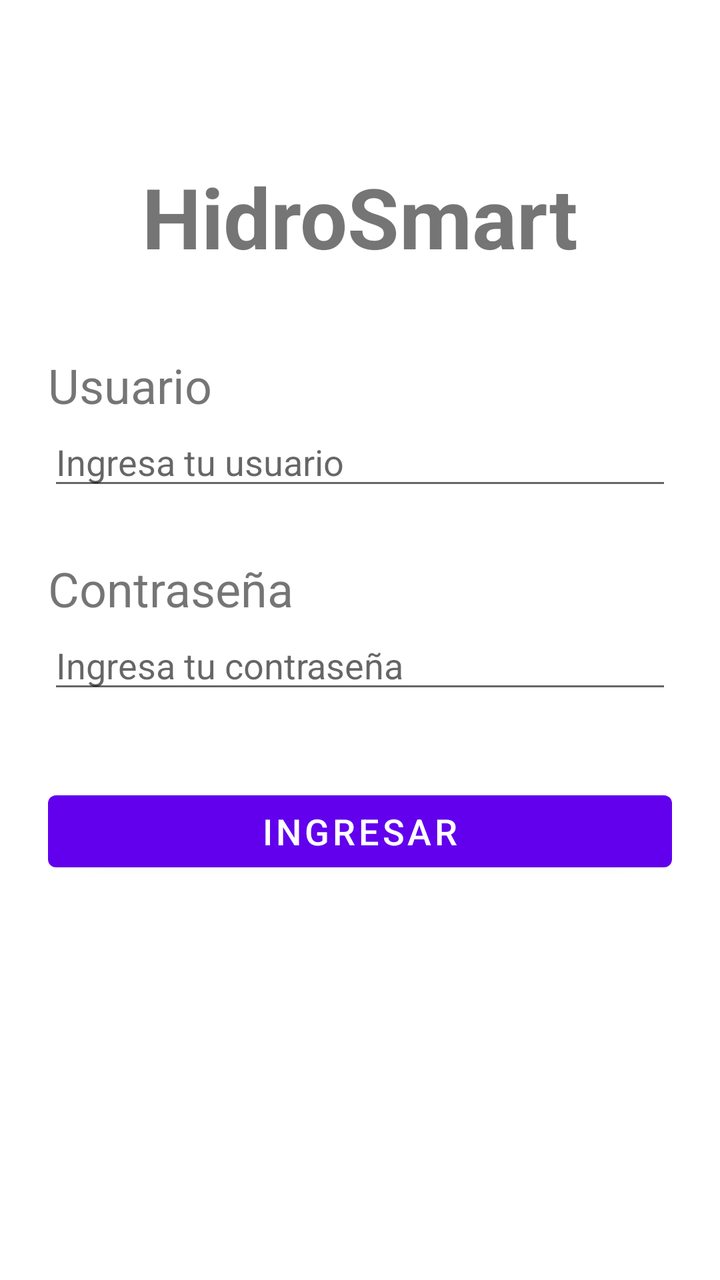
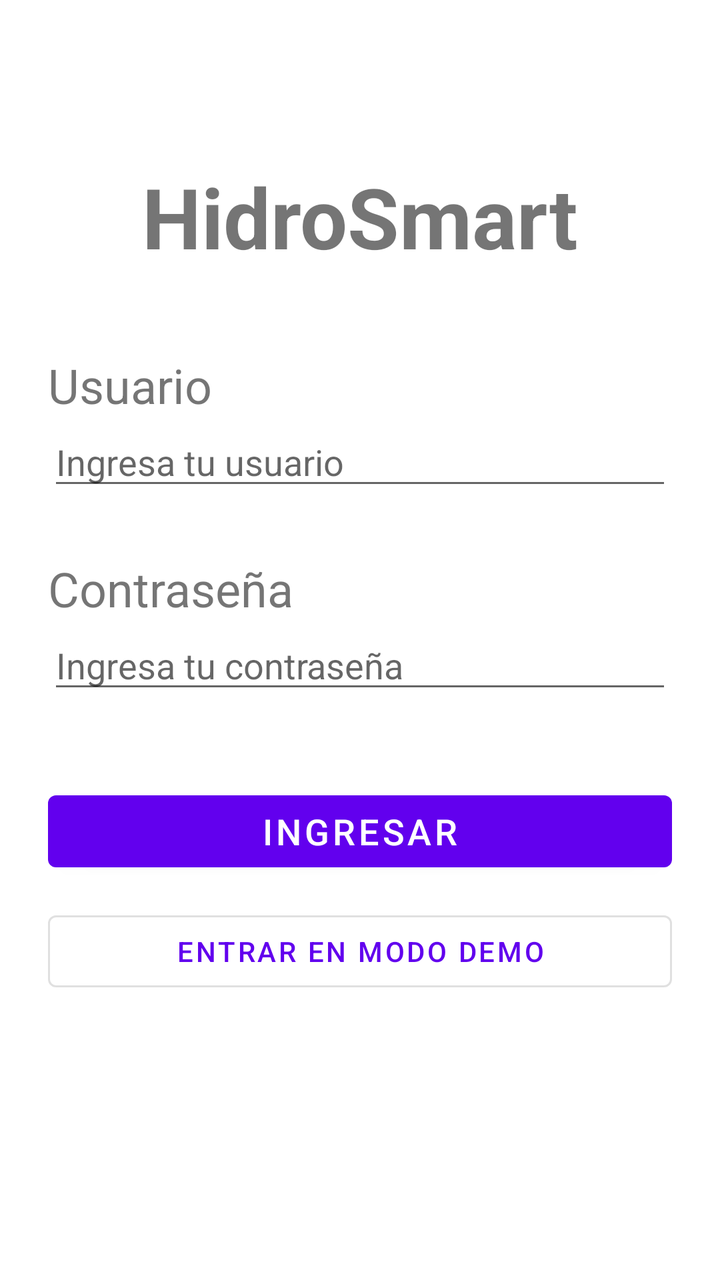

Before-and-after screenshots of an Android layout around one commit, followed by the original layout XML and the change that was made.
<!-- AndroidManifest.xml: application theme Theme.HidroSmart -->
<!-- res/layout/activity_login.xml -->
<?xml version="1.0" encoding="utf-8"?>
<LinearLayout xmlns:android="http://schemas.android.com/apk/res/android"

    android:id="@+id/main"
    android:layout_width="match_parent"
    android:layout_height="match_parent"
    android:orientation="vertical"
    android:gravity="center_horizontal">

    <TextView
        android:id="@+id/tvTitulo"
        android:layout_width="match_parent"
        android:layout_height="wrap_content"
        android:text="HidroSmart"
        android:textStyle="bold"
        android:textSize="42sp"
        android:gravity="center"
        android:layout_marginTop="80dp"
        />

    <TextView
        android:id="@+id/tvUsuario"
        android:layout_width="match_parent"
        android:layout_height="wrap_content"
        android:text="Usuario"
        android:textSize="24sp"
        android:layout_marginTop="40dp"
        android:layout_marginStart="24dp"
        android:layout_marginEnd="24dp"
        />

    <EditText
        android:id="@+id/etUsuario"
        android:layout_width="match_parent"
        android:layout_height="wrap_content"
        android:layout_marginStart="24dp"
        android:layout_marginEnd="24dp"
        android:inputType="textPersonName"
        android:hint="Ingresa tu usuario"
        android:layout_marginBottom="12dp"

        />

    <TextView
        android:id="@+id/Contrasena"
        android:layout_width="match_parent"
        android:layout_height="wrap_content"
        android:text="Contraseña"
        android:textSize="24sp"
        android:layout_marginTop="16dp"
        android:layout_marginStart="24dp"
        android:layout_marginEnd="24dp"
        />

    <EditText
        android:id="@+id/etContrasena"
        android:layout_width="match_parent"
        android:layout_height="wrap_content"
        android:layout_marginStart="24dp"
        android:layout_marginEnd="24dp"
        android:inputType="textPassword"
        android:hint="Ingresa tu contraseña"
        />

    <Button
        android:id="@+id/btnIngresar"
        android:layout_width="match_parent"
        android:layout_height="wrap_content"
        android:text="Ingresar"
        android:textSize="18dp"
        android:layout_marginTop="40dp"
        android:layout_marginStart="24dp"
        android:layout_marginEnd="24dp"
        />






</LinearLayout>
<!-- resources referenced by this layout -->
<resources>
  <style name="Theme.HidroSmart" parent="Theme.MaterialComponents.DayNight.DarkActionBar">
          
          <item name="colorPrimary">@color/purple_500</item>
          <item name="colorPrimaryVariant">@color/purple_700</item>
          <item name="colorOnPrimary">@color/white</item>
          
          <item name="colorSecondary">@color/teal_200</item>
          <item name="colorSecondaryVariant">@color/teal_700</item>
          <item name="colorOnSecondary">@color/black</item>
          
          <item name="android:statusBarColor">?attr/colorPrimaryVariant</item>
          
      </style>
  <color name="purple_500">#FF6200EE</color>
  <color name="purple_700">#FF3700B3</color>
  <color name="white">#FFFFFFFF</color>
  <color name="teal_200">#FF03DAC5</color>
  <color name="teal_700">#FF018786</color>
  <color name="black">#FF000000</color>
</resources>

<!-- the commit's change to res/layout/activity_login.xml (unified diff, before → after) -->
@@ -73,6 +73,16 @@
         android:layout_marginEnd="24dp"
         />
 
+    <Button
+        android:id="@+id/btnDemo"
+        style="?attr/materialButtonOutlinedStyle"
+        android:layout_width="match_parent"
+        android:layout_height="wrap_content"
+        android:text="@string/login_btn_demo"
+        android:layout_marginTop="12dp"
+        android:layout_marginStart="24dp"
+        android:layout_marginEnd="24dp" />
+
 
 
 
<!-- resource entries referenced after the edit -->
@@ -1,6 +1,7 @@
 <!-- resources referenced by this layout -->
 <resources>
-  <style name="Theme.HidroSmart" parent="Theme.MaterialComponents.DayNight.DarkActionBar">
+  <string name="login_btn_demo">Entrar en modo demo</string>
+  <style name="Theme.HidroSmart" parent="Theme.MaterialComponents.DayNight.NoActionBar">
           
           <item name="colorPrimary">@color/purple_500</item>
           <item name="colorPrimaryVariant">@color/purple_700</item>
